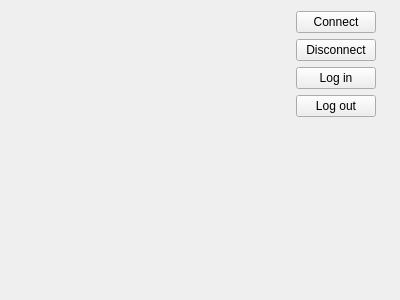
Qt form mywechat_client/mainwindow.ui (TeonSean/mywechat) before a commit.
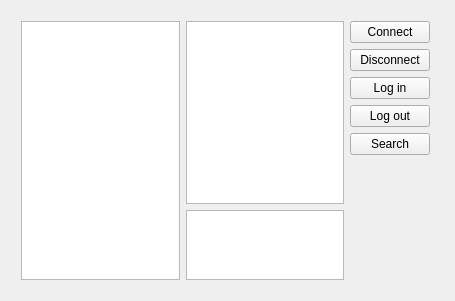
The same form after that commit.

The edit to the form file:
```diff
--- a/mywechat_client/mainwindow.ui
+++ b/mywechat_client/mainwindow.ui
@@ -6,8 +6,8 @@
    <rect>
     <x>0</x>
     <y>0</y>
-    <width>400</width>
-    <height>300</height>
+    <width>455</width>
+    <height>301</height>
    </rect>
   </property>
   <property name="windowTitle">
@@ -17,15 +17,33 @@
    <widget class="QWidget" name="horizontalLayoutWidget">
     <property name="geometry">
      <rect>
-      <x>0</x>
-      <y>0</y>
-      <width>401</width>
-      <height>301</height>
+      <x>10</x>
+      <y>10</y>
+      <width>431</width>
+      <height>281</height>
      </rect>
     </property>
-    <layout class="QHBoxLayout" name="horizontalLayout" stretch="20,5,1">
+    <layout class="QHBoxLayout" name="horizontalLayout" stretch="9,1">
      <item>
-      <layout class="QVBoxLayout" name="verticalLayout"/>
+      <layout class="QHBoxLayout" name="horizontalLayout_2" stretch="1,1">
+       <item>
+        <layout class="QVBoxLayout" name="verticalLayout_4">
+         <item>
+          <widget class="QListView" name="users"/>
+         </item>
+        </layout>
+       </item>
+       <item>
+        <layout class="QVBoxLayout" name="verticalLayout" stretch="5,1">
+         <item>
+          <widget class="QListView" name="friends"/>
+         </item>
+         <item>
+          <widget class="QTextBrowser" name="profile"/>
+         </item>
+        </layout>
+       </item>
+      </layout>
      </item>
      <item>
       <layout class="QVBoxLayout" name="verticalLayout_2">
@@ -63,6 +81,16 @@
          </property>
         </widget>
        </item>
+       <item>
+        <widget class="QPushButton" name="search">
+         <property name="text">
+          <string>Search</string>
+         </property>
+        </widget>
+       </item>
+       <item>
+        <layout class="QVBoxLayout" name="verticalLayout_3"/>
+       </item>
        <item>
         <spacer name="verticalSpacer">
          <property name="orientation">
@@ -78,9 +106,6 @@
        </item>
       </layout>
      </item>
-     <item>
-      <layout class="QVBoxLayout" name="verticalLayout_3"/>
-     </item>
     </layout>
    </widget>
   </widget>
```
